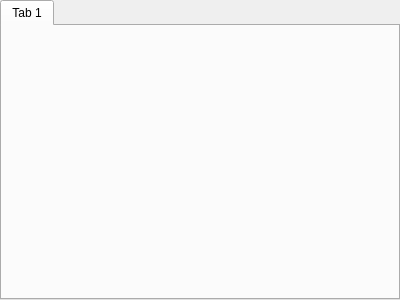
Qt form Libs/Option/optuser.ui (tiangaomingjing/ServoDriveTech) before a commit.
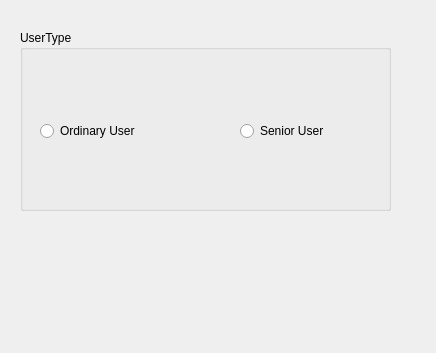
The same form after that commit. Icons and pictures are not drawn.

```diff
--- a/Libs/Option/optuser.ui
+++ b/Libs/Option/optuser.ui
@@ -6,8 +6,8 @@
    <rect>
     <x>0</x>
     <y>0</y>
-    <width>400</width>
-    <height>300</height>
+    <width>436</width>
+    <height>353</height>
    </rect>
   </property>
   <property name="windowTitle">
@@ -30,14 +30,91 @@
     <number>0</number>
    </property>
    <item>
-    <widget class="QTabWidget" name="tabWidget">
+    <widget class="QStackedWidget" name="stackedWidget">
+     <property name="styleSheet">
+      <string notr="true">QRadioButton::indicator::unchecked#btn_Admin {
+    image:url(:/user_admin_unchecked.png)
+}
+
+QRadioButton::indicator:unchecked:hover#btn_Admin {
+    image:url(:/user_admin_hover.png)
+}
+
+
+QRadioButton::indicator::checked#btn_Admin {
+    image:url(:/user_admin_checked.png)
+}
+
+QRadioButton::indicator:checked:hover#btn_Admin {
+    image:url(:/user_admin_checked.png)
+}
+
+QRadioButton::indicator::unchecked#btn_General {
+    image:url(:/user_general_unchecked.png)
+}
+
+QRadioButton::indicator:unchecked:hover#btn_General {
+    image:url(:/user_general_hover.png)
+}
+
+
+QRadioButton::indicator::checked#btn_General {
+    image:url(:/user_general_checked.png)
+}
+
+QRadioButton::indicator:checked:hover#btn_General {
+    image:url(:/user_general_checked.png)
+}</string>
+     </property>
      <property name="currentIndex">
       <number>0</number>
      </property>
-     <widget class="QWidget" name="tabUsr">
-      <attribute name="title">
-       <string>Tab 1</string>
-      </attribute>
+     <widget class="QWidget" name="page">
+      <widget class="QGroupBox" name="groupBox">
+       <property name="geometry">
+        <rect>
+         <x>20</x>
+         <y>30</y>
+         <width>371</width>
+         <height>181</height>
+        </rect>
+       </property>
+       <property name="title">
+        <string>UserType</string>
+       </property>
+       <widget class="QRadioButton" name="btn_General">
+        <property name="geometry">
+         <rect>
+          <x>20</x>
+          <y>90</y>
+          <width>151</width>
+          <height>22</height>
+         </rect>
+        </property>
+        <property name="text">
+         <string>Ordinary User</string>
+        </property>
+        <property name="checkable">
+         <bool>true</bool>
+        </property>
+        <property name="checked">
+         <bool>false</bool>
+        </property>
+       </widget>
+       <widget class="QRadioButton" name="btn_Admin">
+        <property name="geometry">
+         <rect>
+          <x>220</x>
+          <y>90</y>
+          <width>132</width>
+          <height>22</height>
+         </rect>
+        </property>
+        <property name="text">
+         <string>Senior User</string>
+        </property>
+       </widget>
+      </widget>
      </widget>
     </widget>
    </item>
```
Left out of the diff: 1 changed line with no effect on the pictures.
